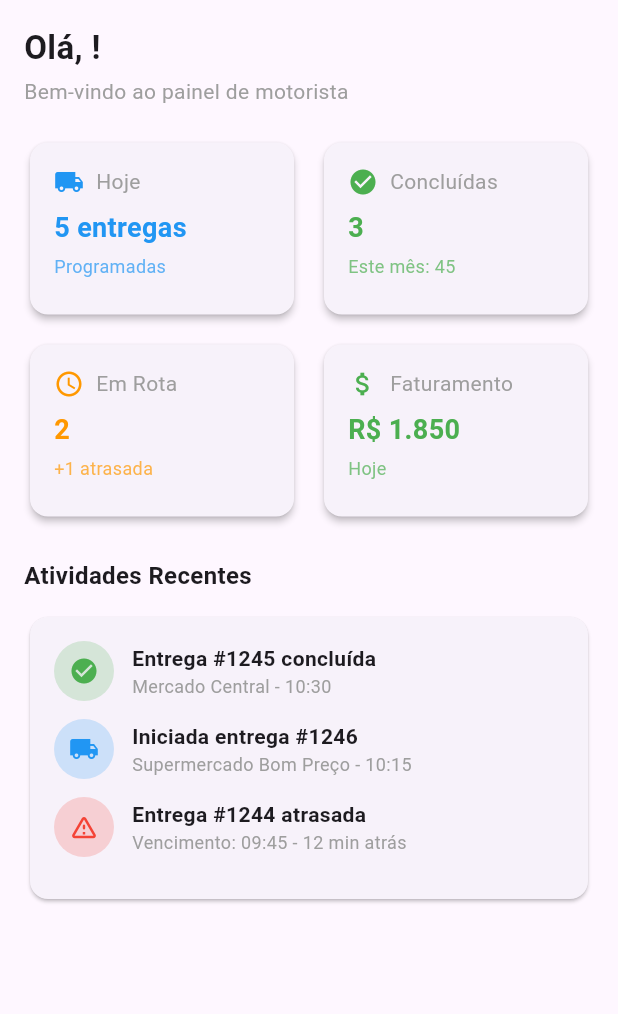
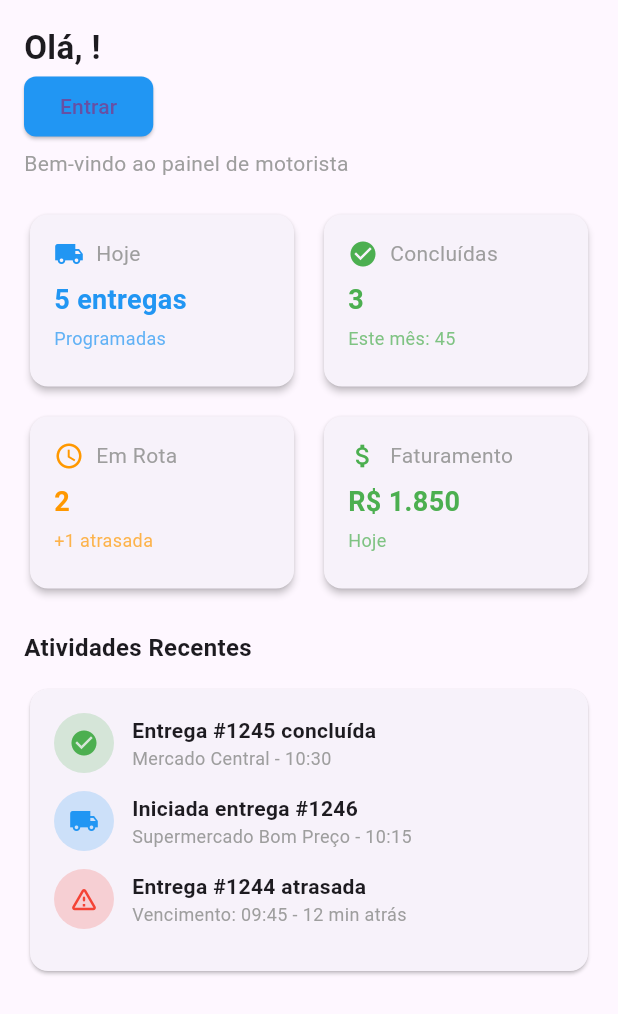
Before and after one commit to jooaonnz/Eskelbel-Gestao_inteligente, a Flutter app: the DriverDashboardView widget shown alone on an empty page, opened directly with empty values, on a phone screen of 412 x 824 dp. Shown: the top 1014 px of the screen. Run offline on Flutter 3.47's test engine with Material 3 defaults, Android fonts, the phone set to English and light mode, and no system bars.

Commit message:
Feat: boão de mudar para entregas em dashboard driver adicionado

```diff
--- a/lib/src/features/auth/views/login_page.dart
+++ b/lib/src/features/auth/views/login_page.dart
@@ -109,12 +109,12 @@ class _LoginPageState extends State<LoginPage> {
                     ),
                     const SizedBox(height: 16),
                     const Text(
-                      'DistribUI',
+                      'Eskelbel',
                       style: TextStyle(fontSize: 24, fontWeight: FontWeight.bold),
                     ),
                     const SizedBox(height: 4),
                     const Text(
-                      'Sistema de Gestão para Distribuidoras',
+                      'Gestão Inteligente',
                       style: TextStyle(fontSize: 14, color: Colors.grey),
                     ),
                     const SizedBox(height: 24),
--- a/lib/src/features/driver/views/driver_dashboard_view.dart
+++ b/lib/src/features/driver/views/driver_dashboard_view.dart
@@ -12,6 +12,16 @@ class DriverDashboardView extends StatelessWidget {
         crossAxisAlignment: CrossAxisAlignment.start,
         children: [
           Text('Olá, ${user['name']}!', style: const TextStyle(fontSize: 22, fontWeight: FontWeight.bold)),
+          SizedBox(
+           child: ElevatedButton(
+                        style: ElevatedButton.styleFrom(
+                          backgroundColor: Colors.blue,
+                          shape: RoundedRectangleBorder(borderRadius: BorderRadius.circular(8)),
+                        ),
+                        onPressed: () {},
+                        child: const Text('Entrar'),
+                      ),
+          ),
           const SizedBox(height: 4),
           const Text('Bem-vindo ao painel de motorista', style: TextStyle(color: Colors.grey)),
           const SizedBox(height: 20),
```
